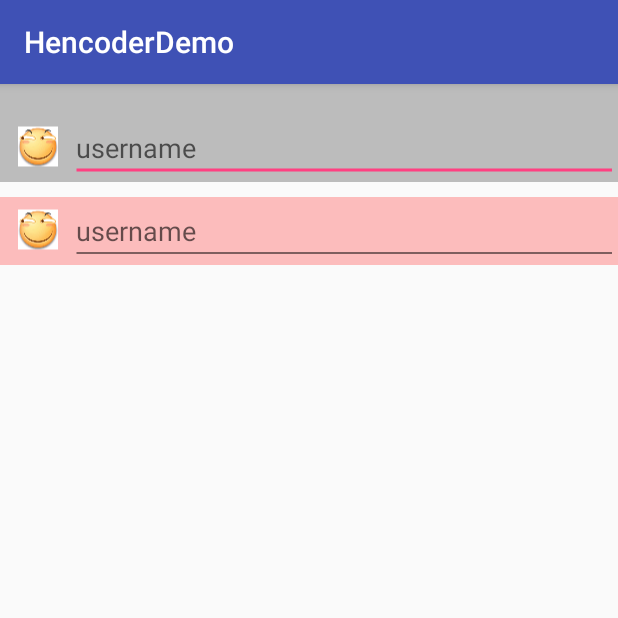
After one commit to DthFish/HencoderDemo, an Android app: the MaterialEditTextActivity screen opened directly, with no data from a screen before it, on a phone screen of 412 x 824 dp, the top half of it. The commit adds this screen. Run offline under Robolectric (Android 15) with nearby library versions, the phone set to English and light mode, and no system bars.

Commit message:
init MaterialEditText

```diff
--- a/app/src/main/AndroidManifest.xml
+++ b/app/src/main/AndroidManifest.xml
@@ -34,7 +34,8 @@
         <activity android:name=".activity.DashActivity" />
         <activity android:name=".activity.ParagraphActivity" />
         <activity android:name=".activity.PieChartActivity" />
-        <activity android:name=".activity.SportActivity"/>
+        <activity android:name=".activity.SportActivity" />
+        <activity android:name=".activity.MaterialEditTextActivity"></activity>
     </application>
 
 </manifest>
--- a/app/src/main/java/com/dthfish/hencoderdemo/Utils.java
+++ b/app/src/main/java/com/dthfish/hencoderdemo/Utils.java
@@ -17,13 +17,13 @@ public class Utils {
         return TypedValue.applyDimension(TypedValue.COMPLEX_UNIT_DIP, dp, Resources.getSystem().getDisplayMetrics());
     }
 
-    public static Bitmap getAvatar(Resources resource, int drawableId, int width) {
+    public static Bitmap getAvatar(Resources resource, int drawableId, float width) {
         BitmapFactory.Options option = new BitmapFactory.Options();
         option.inJustDecodeBounds = true;
         BitmapFactory.decodeResource(resource, drawableId, option);
         option.inJustDecodeBounds = false;
         option.inDensity = option.outWidth;
-        option.inTargetDensity = width;
+        option.inTargetDensity = (int) width;
         return BitmapFactory.decodeResource(resource, drawableId, option);
     }
 
--- /dev/null
+++ b/app/src/main/java/com/dthfish/hencoderdemo/activity/MaterialEditTextActivity.java
@@ -0,0 +1,15 @@
+package com.dthfish.hencoderdemo.activity;
+
+import android.support.v7.app.AppCompatActivity;
+import android.os.Bundle;
+
+import com.dthfish.hencoderdemo.R;
+
+public class MaterialEditTextActivity extends AppCompatActivity {
+
+    @Override
+    protected void onCreate(Bundle savedInstanceState) {
+        super.onCreate(savedInstanceState);
+        setContentView(R.layout.activity_material_edit_text);
+    }
+}
--- a/app/src/main/java/com/dthfish/hencoderdemo/view/CameraView.java
+++ b/app/src/main/java/com/dthfish/hencoderdemo/view/CameraView.java
@@ -14,7 +14,7 @@ import com.dthfish.hencoderdemo.Utils;
 
 /**
  * Description
- * Author zhaolizhi
+ * Author DthFish
  * Date  2018/7/18.
  */
 public class CameraView extends View {
--- /dev/null
+++ b/app/src/main/java/com/dthfish/hencoderdemo/view/MaterialEditText.java
@@ -0,0 +1,167 @@
+package com.dthfish.hencoderdemo.view;
+
+import android.animation.ObjectAnimator;
+import android.content.Context;
+import android.content.res.TypedArray;
+import android.graphics.Bitmap;
+import android.graphics.Canvas;
+import android.graphics.Color;
+import android.graphics.Paint;
+import android.support.v7.widget.AppCompatEditText;
+import android.text.Editable;
+import android.text.TextWatcher;
+import android.util.AttributeSet;
+
+import com.dthfish.hencoderdemo.R;
+import com.dthfish.hencoderdemo.Utils;
+
+/**
+ * Description 这个只是练习的 Demo 不能直接使用到项目中
+ * Author DthFish
+ * Date  2018/7/20.
+ */
+public class MaterialEditText extends AppCompatEditText {
+    public static final float LABEL_SIZE = Utils.dpToPx(12);
+    public static final float LABEL_OFFSET_Y = Utils.dpToPx(8);
+    public static final float LABEL_OFFSET = Utils.dpToPx(4);
+    public static final float LABEL_TRANSITION_Y = Utils.dpToPx(14);
+
+    public static final float ICON_PADDING = Utils.dpToPx(8);
+
+
+    private Paint paint = new Paint(Paint.ANTI_ALIAS_FLAG);
+    private float percent = 0;
+    private ObjectAnimator animator;
+    private boolean labelShow = false;
+    private boolean useFloatingLabel = true;
+    private int accentColor;
+    private int leftIcon;
+    private Bitmap leftBitmap;
+
+    public MaterialEditText(Context context) {
+        super(context);
+        init(context, null);
+    }
+
+    public MaterialEditText(Context context, AttributeSet attrs) {
+        super(context, attrs);
+        init(context, attrs);
+    }
+
+    public MaterialEditText(Context context, AttributeSet attrs, int defStyleAttr) {
+        super(context, attrs, defStyleAttr);
+        init(context, attrs);
+    }
+
+    private void init(Context context, AttributeSet attrs) {
+        TypedArray typedArray = context.obtainStyledAttributes(attrs, R.styleable.MaterialEditText);
+        useFloatingLabel = typedArray.getBoolean(R.styleable.MaterialEditText_useFloatingLabel, true);
+        leftIcon = typedArray.getResourceId(R.styleable.MaterialEditText_leftIcon, 0);
+        typedArray.recycle();
+
+        TypedArray typedArrayAccent = context.obtainStyledAttributes(attrs, new int[]{android.R.attr.colorAccent});
+        accentColor = typedArrayAccent.getColor(0, Color.BLACK);
+        typedArrayAccent.recycle();
+        if (useFloatingLabel) {
+            setPadding((int) (getPaddingLeft() + getIconOffset()), (int) (getPaddingTop() + LABEL_SIZE + LABEL_OFFSET_Y),
+                    getPaddingRight(), getPaddingBottom());
+            addTextChangedListener(new TextWatcher() {
+                @Override
+                public void beforeTextChanged(CharSequence s, int start, int count, int after) {
+
+                }
+
+                @Override
+                public void onTextChanged(CharSequence s, int start, int before, int count) {
+
+                }
+
+                @Override
+                public void afterTextChanged(Editable s) {
+                    if (s.length() > 0) {
+                        if (!labelShow) {
+                            labelShow = true;
+                            getAnimator().start();
+                        }
+                    } else if (labelShow) {
+                        labelShow = false;
+                        getAnimator().reverse();
+                    }
+                }
+            });
+
+        } else if (leftIcon != 0) {
+            setPadding((int) (getPaddingLeft() + getIconOffset()), getPaddingTop(),
+                    getPaddingRight(), getPaddingBottom());
+        }
+        if (leftIcon != 0)
+            leftBitmap = Utils.getAvatar(getResources(), leftIcon, getTextSize() * 1.5f);
+    }
+
+    {
+        setBackground(null);
+        paint.setTextSize(LABEL_SIZE);
+
+    }
+
+    public ObjectAnimator getAnimator() {
+        if (animator == null) {
+            animator = ObjectAnimator.ofFloat(
+                    MaterialEditText.this, "percent", 0, 1);
+        }
+        return animator;
+    }
+
+    public float getPercent() {
+        return percent;
+    }
+
+    public void setPercent(float percent) {
+        this.percent = percent;
+        invalidate();
+    }
+
+    public boolean isUseFloatingLabel() {
+        return useFloatingLabel;
+    }
+
+    public void setUseFloatingLabel(boolean useFloatingLabel) {
+        this.useFloatingLabel = useFloatingLabel;
+        requestLayout();
+    }
+
+    private float getIconOffset() {
+
+        return leftIcon == 0 ? 0 : ICON_PADDING * 2 + getTextSize() * 1.5f + LABEL_OFFSET;
+    }
+
+    @Override
+    protected void onDraw(Canvas canvas) {
+        super.onDraw(canvas);
+        if (useFloatingLabel) {
+            paint.setColor(accentColor);
+            CharSequence hint = getHint();
+            paint.setAlpha((int) (percent * 0xFF));
+            canvas.drawText(hint, 0, hint.length(), LABEL_OFFSET + getIconOffset(),
+                    LABEL_SIZE + LABEL_OFFSET_Y + LABEL_TRANSITION_Y * (1 - percent), paint);
+            paint.setAlpha(0xFF);
+        }
+
+        if (hasFocus()) {
+            paint.setColor(accentColor);
+            paint.setStrokeWidth(Utils.dpToPx(2));
+
+        } else {
+            paint.setColor(Color.BLACK);
+            paint.setStrokeWidth(Utils.dpToPx(0.75f));
+        }
+        canvas.drawLine(LABEL_OFFSET + getIconOffset(), getBottom() - Utils.dpToPx(8),
+                getWidth() - LABEL_OFFSET, getBottom() - Utils.dpToPx(8), paint);
+
+        if (leftBitmap != null) {
+            canvas.drawBitmap(leftBitmap, LABEL_OFFSET + ICON_PADDING,
+                    getBottom() - Utils.dpToPx(10) - getTextSize() * 1.5f, paint);
+        }
+
+    }
+}
--- a/app/src/main/res/layout/activity_main.xml
+++ b/app/src/main/res/layout/activity_main.xml
@@ -52,6 +52,12 @@
             android:layout_width="match_parent"
             android:layout_height="wrap_content"
             android:text="Box2DDemo" />
+
+        <Button
+            android:id="@+id/btn_to_material"
+            android:layout_width="match_parent"
+            android:layout_height="wrap_content"
+            android:text="MaterialEditText" />
     </LinearLayout>
 
 </ScrollView>
--- /dev/null
+++ b/app/src/main/res/layout/activity_material_edit_text.xml
@@ -0,0 +1,38 @@
+<?xml version="1.0" encoding="utf-8"?>
+<LinearLayout xmlns:android="http://schemas.android.com/apk/res/android"
+    xmlns:app="http://schemas.android.com/apk/res-auto"
+    xmlns:tools="http://schemas.android.com/tools"
+    android:layout_width="match_parent"
+    android:layout_height="match_parent"
+    android:orientation="vertical"
+    tools:context=".activity.MaterialEditTextActivity">
+
+    <FrameLayout
+        android:layout_width="match_parent"
+        android:layout_height="wrap_content"
+        android:background="#40000000">
+
+        <com.dthfish.hencoderdemo.view.MaterialEditText
+            android:layout_width="match_parent"
+            android:layout_height="wrap_content"
+            android:hint="username"
+            app:leftIcon="@drawable/huaji"
+            app:useFloatingLabel="true" />
+    </FrameLayout>
+
+    <FrameLayout
+        android:layout_marginTop="10dp"
+        android:layout_width="match_parent"
+        android:layout_height="wrap_content"
+        android:background="#40ff0000">
+
+        <com.dthfish.hencoderdemo.view.MaterialEditText
+            android:layout_width="match_parent"
+            android:layout_height="wrap_content"
+            android:hint="username"
+            app:leftIcon="@drawable/huaji"
+            app:useFloatingLabel="false" />
+    </FrameLayout>
+
+
+</LinearLayout>
```
Also changed, not shown: app/src/main/java/com/dthfish/hencoderdemo/MainActivity.java (+7 -0 lines), app/src/main/res/values/attrs.xml (added, +7 -0 lines).
